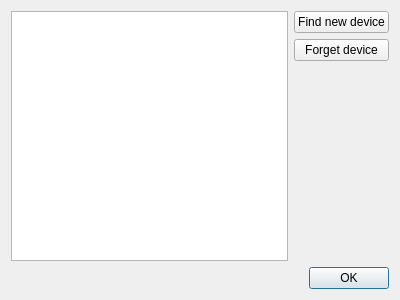
Above: src/devicesconfigdialog.ui from sigsergv/eclibrus before the change. Below: the same form after it.
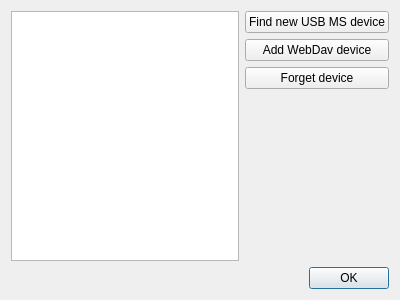
That is the form after the change.

```diff
--- a/src/devicesconfigdialog.ui
+++ b/src/devicesconfigdialog.ui
@@ -30,7 +30,14 @@
        <item>
         <widget class="QPushButton" name="findNewDeviceButton">
          <property name="text">
-          <string>Find new device</string>
+          <string>Find new USB MS device</string>
+         </property>
+        </widget>
+       </item>
+       <item>
+        <widget class="QPushButton" name="addWebDavDeviceButton">
+         <property name="text">
+          <string>Add WebDav device</string>
          </property>
         </widget>
        </item>
```
